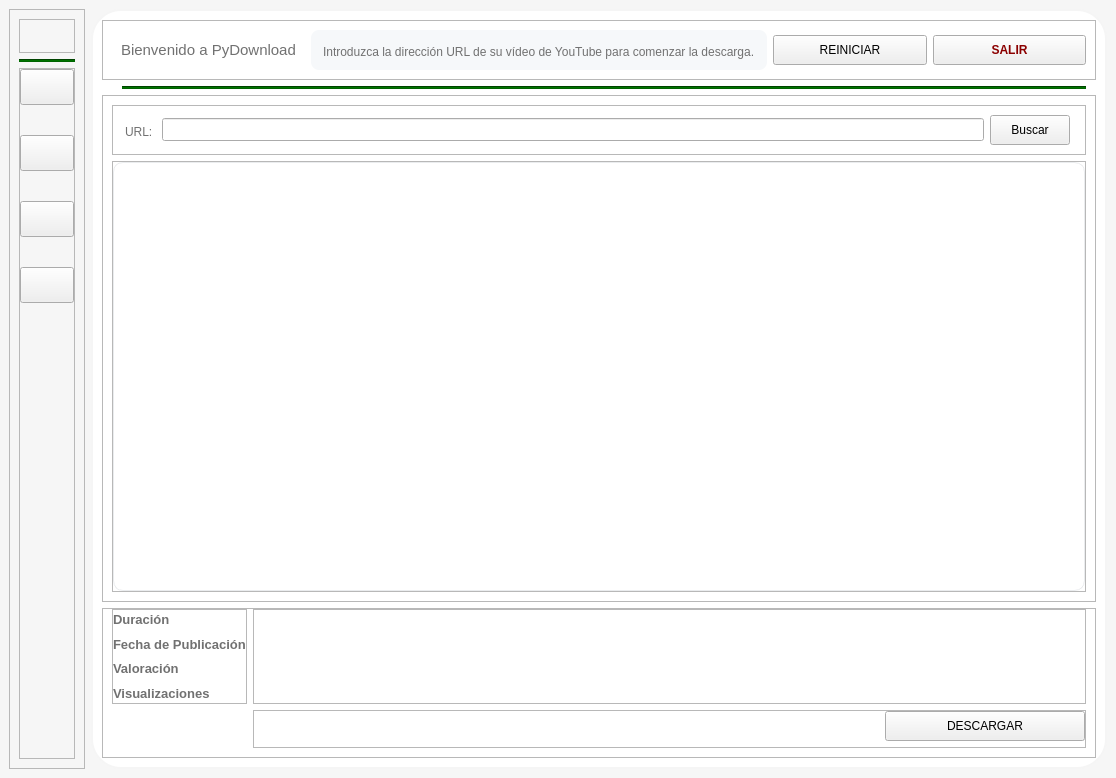
This is app/gui/MainWindow.ui in caicesardev/PyDownload as Qt 5 draws it before an edit. The edited form follows.
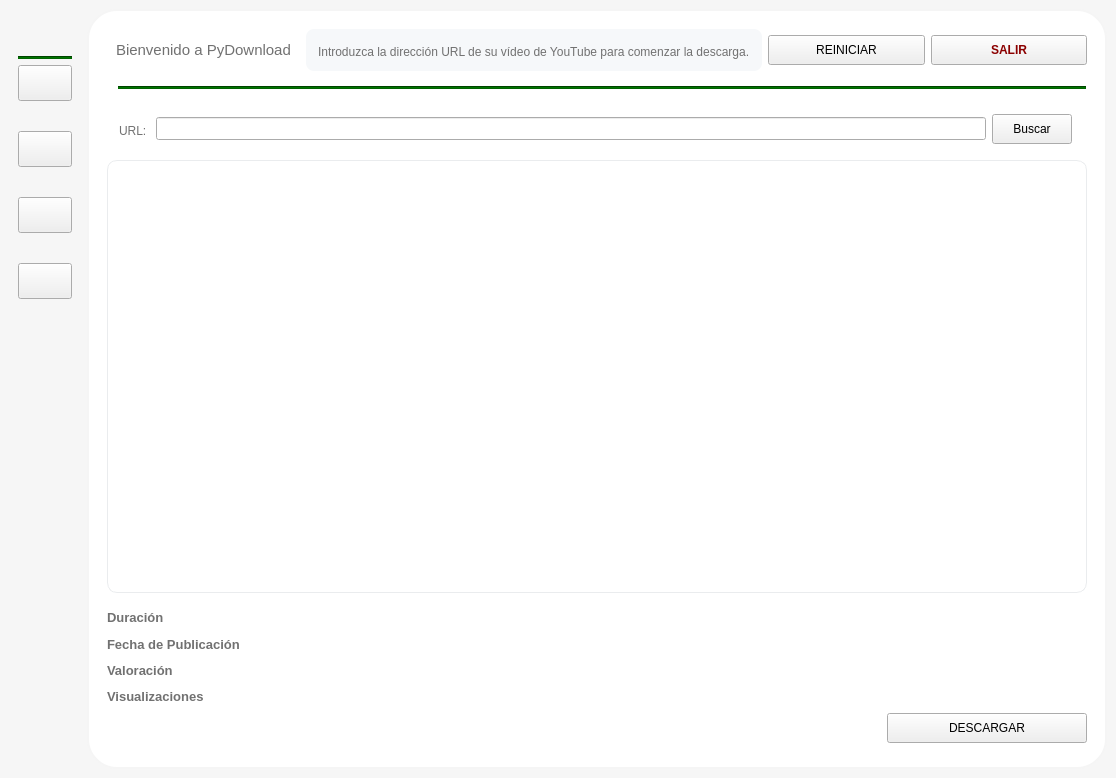
This is the edited form. Icons and pictures are not drawn.

Commit message: Fixed every frame border

```diff
--- a/app/gui/MainWindow.ui
+++ b/app/gui/MainWindow.ui
@@ -31,12 +31,6 @@
         <height>16777215</height>
        </size>
       </property>
-      <property name="frameShape">
-       <enum>QFrame::StyledPanel</enum>
-      </property>
-      <property name="frameShadow">
-       <enum>QFrame::Raised</enum>
-      </property>
       <layout class="QVBoxLayout" name="verticalLayout">
        <item>
         <widget class="QFrame" name="sidebar_logo_frame">
@@ -46,12 +40,6 @@
            <height>64</height>
           </size>
          </property>
-         <property name="frameShape">
-          <enum>QFrame::StyledPanel</enum>
-         </property>
-         <property name="frameShadow">
-          <enum>QFrame::Raised</enum>
-         </property>
          <layout class="QVBoxLayout" name="verticalLayout_2">
           <item>
            <widget class="QLabel" name="logo">
@@ -81,12 +69,6 @@
        </item>
        <item>
         <widget class="QFrame" name="sidebar_buttons_frame">
-         <property name="frameShape">
-          <enum>QFrame::StyledPanel</enum>
-         </property>
-         <property name="frameShadow">
-          <enum>QFrame::Raised</enum>
-         </property>
          <layout class="QVBoxLayout" name="verticalLayout_7">
           <property name="spacing">
            <number>30</number>
@@ -223,12 +205,6 @@
 	background: white;
 }</string>
       </property>
-      <property name="frameShape">
-       <enum>QFrame::StyledPanel</enum>
-      </property>
-      <property name="frameShadow">
-       <enum>QFrame::Raised</enum>
-      </property>
       <layout class="QVBoxLayout" name="verticalLayout_3">
        <item>
         <widget class="QFrame" name="header_frame">
@@ -238,12 +214,6 @@
            <height>60</height>
           </size>
          </property>
-         <property name="frameShape">
-          <enum>QFrame::StyledPanel</enum>
-         </property>
-         <property name="frameShadow">
-          <enum>QFrame::Raised</enum>
-         </property>
          <layout class="QHBoxLayout" name="horizontalLayout_2">
           <item>
            <widget class="QFrame" name="welcome_label_frame">
@@ -275,12 +245,6 @@
 	background-color: #F6F8FA;
 }</string>
             </property>
-            <property name="frameShape">
-             <enum>QFrame::StyledPanel</enum>
-            </property>
-            <property name="frameShadow">
-             <enum>QFrame::Raised</enum>
-            </property>
             <layout class="QHBoxLayout" name="horizontalLayout_5">
              <property name="topMargin">
               <number>0</number>
@@ -366,12 +330,6 @@
        </item>
        <item>
         <widget class="QFrame" name="middle_frame">
-         <property name="frameShape">
-          <enum>QFrame::StyledPanel</enum>
-         </property>
-         <property name="frameShadow">
-          <enum>QFrame::Raised</enum>
-         </property>
          <layout class="QVBoxLayout" name="verticalLayout_4">
           <item>
            <widget class="QFrame" name="url_input_frame">
@@ -384,12 +342,6 @@
             <property name="font">
              <font/>
             </property>
-            <property name="frameShape">
-             <enum>QFrame::StyledPanel</enum>
-            </property>
-            <property name="frameShadow">
-             <enum>QFrame::Raised</enum>
-            </property>
             <layout class="QHBoxLayout" name="horizontalLayout_3">
              <item>
               <widget class="QLabel" name="url_label">
@@ -455,12 +407,6 @@
           </item>
           <item>
            <widget class="QFrame" name="video_preview_frame">
-            <property name="frameShape">
-             <enum>QFrame::StyledPanel</enum>
-            </property>
-            <property name="frameShadow">
-             <enum>QFrame::Raised</enum>
-            </property>
             <layout class="QHBoxLayout" name="horizontalLayout_6">
              <property name="leftMargin">
               <number>0</number>
@@ -498,24 +444,12 @@
            <height>150</height>
           </size>
          </property>
-         <property name="frameShape">
-          <enum>QFrame::StyledPanel</enum>
-         </property>
-         <property name="frameShadow">
-          <enum>QFrame::Raised</enum>
-         </property>
          <layout class="QGridLayout" name="gridLayout_2">
           <property name="topMargin">
            <number>0</number>
           </property>
           <item row="0" column="1">
            <widget class="QFrame" name="details_frame">
-            <property name="frameShape">
-             <enum>QFrame::StyledPanel</enum>
-            </property>
-            <property name="frameShadow">
-             <enum>QFrame::Raised</enum>
-            </property>
             <layout class="QVBoxLayout" name="verticalLayout_6">
              <property name="spacing">
               <number>0</number>
@@ -585,12 +519,6 @@
           </item>
           <item row="0" column="0">
            <widget class="QFrame" name="details_labels_frame">
-            <property name="frameShape">
-             <enum>QFrame::StyledPanel</enum>
-            </property>
-            <property name="frameShadow">
-             <enum>QFrame::Raised</enum>
-            </property>
             <layout class="QVBoxLayout" name="verticalLayout_5">
              <property name="leftMargin">
               <number>0</number>
@@ -649,12 +577,6 @@
           </item>
           <item row="1" column="1">
            <widget class="QFrame" name="download_button_frame">
-            <property name="frameShape">
-             <enum>QFrame::StyledPanel</enum>
-            </property>
-            <property name="frameShadow">
-             <enum>QFrame::Raised</enum>
-            </property>
             <layout class="QHBoxLayout" name="horizontalLayout">
              <property name="leftMargin">
               <number>0</number>
```
The commit also changes 9 other files.
